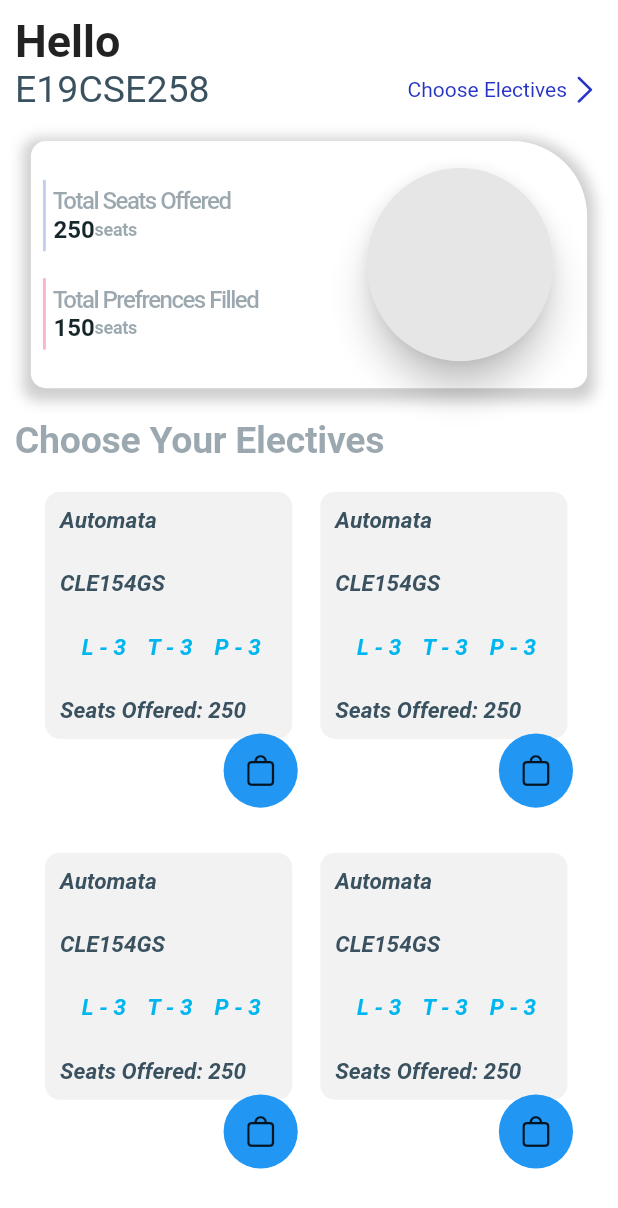
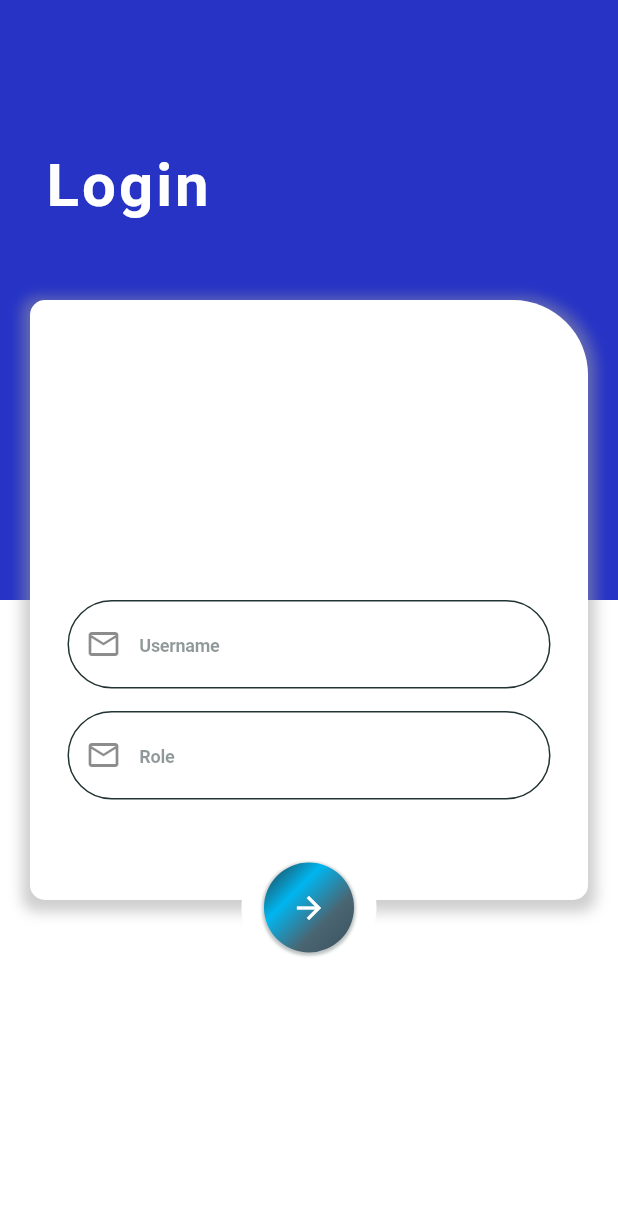
Before and after one commit to raghavguptaeng/Bennett, a Flutter app: the screen it shows after launch, on a phone screen of 412 x 824 dp. Shown: the top 1208 px of the screen. Run offline on Flutter 3.47's test engine with Material 2 defaults, Android fonts, the phone set to English and light mode, and no system bars; our stand-ins replace syncfusion_flutter_charts.

Commit message:
loginscreeen

```diff
--- a/lib/HomeScreens/main_screen.dart
+++ b/lib/HomeScreens/main_screen.dart
@@ -3,6 +3,8 @@ import 'package:bennett/colors.dart';
 import 'package:bennett/constants.dart';
 import 'package:flutter/cupertino.dart';
 import 'package:flutter/material.dart';
+
+
 
 class mainScreen extends StatefulWidget {
   static String id = '/maionscreen';
@@ -12,7 +14,9 @@ class mainScreen extends StatefulWidget {
   State<mainScreen> createState() => _mainScreenState();
 }
 
-class _mainScreenState extends State<mainScreen> {
+class _mainScreenState extends State<mainScreen>
+
+{
   @override
   Widget build(BuildContext context) {
     var height = MediaQuery.of(context).size.height;
--- a/lib/constants.dart
+++ b/lib/constants.dart
@@ -38,7 +38,7 @@ var kSmallTextStyle = TextStyle(
   FontWeight.w600,
   fontSize: 12,
   letterSpacing: -0.2,
-  color:grey
+  color:nearlyBlack
       .withOpacity(0.5),
 );
 
@@ -46,7 +46,13 @@ var courseTextStyle = TextStyle(
     fontSize: 15,
     fontWeight: FontWeight.bold,
     fontStyle: FontStyle.italic,
-    color: grey
+    color: white
+);
+var courseTextStyle2 = TextStyle(
+    fontSize: 15,
+    fontWeight: FontWeight.bold,
+    fontStyle: FontStyle.italic,
+    color: nearlyBlack
 );
 
 var container_odd_circularDecor = BoxDecoration(
--- /dev/null
+++ b/lib/loginScreens/loginScreens/loginuser.dart
@@ -0,0 +1,131 @@
+import 'package:bennett/loginScreens/loginScreens/loginpass.dart';
+import 'package:flutter/material.dart';
+import 'package:bennett/colors.dart';
+import 'package:bennett/constants.dart';
+
+class loginuser extends StatefulWidget {
+  @override
+  _LoginuserState createState()=> _LoginuserState();
+  }
+
+class _LoginuserState extends State<loginuser>
+{
+  @override
+  Widget build(BuildContext context){
+    return Scaffold(
+      backgroundColor:background,
+      body: Stack(
+        children: [
+          Positioned(
+           top: 0,
+           right: 0,
+           left: 0,
+           child: Container(
+             height: 400,
+             decoration: BoxDecoration(
+              color: white
+             ),
+             child: Container(
+               padding: EdgeInsets.only(top: 100,left: 30),
+               color: nearlyDarkBlue,
+               child: Column(
+                 crossAxisAlignment: CrossAxisAlignment.start,
+                 children: [
+                   RichText(text: TextSpan(
+                     text: 'Login',
+                    style: TextStyle(
+                      fontSize: 40,
+                      fontWeight: FontWeight.bold,
+                      color: white,
+                      letterSpacing: 2),
+                   ))
+                ],
+              ),
+             ),
+           ),
+          ),
+          Positioned(
+            top: 200,
+            child: Container(
+              height: 400,
+              width: MediaQuery.of(context).size.width-40,
+              margin: EdgeInsets.symmetric(horizontal: 20),
+              decoration: container_odd_circularDecor,
+              child: Container(
+                padding: EdgeInsets.only(top: 200,left: 25,right: 25),
+                child: Column(
+                  children: [
+                   buildtextfield(Icons.email_outlined,"Username",false,false),
+                    buildtextfield(Icons.email_outlined,"Role",false,false),
+                  ],
+                ),
+              ),
+            )
+            ),
+
+            roundsubmit()
+
+           ],
+      ),
+    );
+  }
+
+  Positioned roundsubmit() {
+    return Positioned(
+            right: 0,
+            left: 0,
+            top: 560,
+            child: Center(
+              child: Container(
+                height: 90,
+                width: 90,
+                padding: EdgeInsets.all(15),
+                decoration: BoxDecoration(
+                  color: white,
+                  borderRadius:BorderRadius .circular(50)
+                ),
+                child: Container(
+                  decoration: BoxDecoration(
+                    gradient: LinearGradient(
+                       colors: [darkText,nearlyBlue,lightText,grey],
+                       begin: Alignment.topLeft,
+                       end: Alignment.bottomRight),
+                       borderRadius: BorderRadius.circular(30) ,
+                       boxShadow: [
+                        BoxShadow(
+                          color: nearlyBlack.withOpacity(.3),
+                          spreadRadius: 1,
+                          blurRadius: 1,
+                          offset: Offset(0,1)
+                        )]
+                       ),
+                       child: IconButton(icon: Icon(Icons.arrow_forward),color: white,onPressed:(){
+                         Navigator.of(context).push(
+                MaterialPageRoute(builder: (context)=>loginpass()
+                          ));
+                          } ,
+                          ),
+                ),
+
+              ),
+            ),);
+  }
+  Widget buildtextfield(IconData icon,String hinttext,bool ispass,bool isemail) {
+    return Padding(
+      padding: EdgeInsets.only(bottom: 15),
+      child: TextField(
+      obscureText: ispass,
+      keyboardType: isemail ? TextInputType.emailAddress: TextInputType.text,
+                    decoration: InputDecoration(
+                      prefixIcon: Icon(icon),
+                      enabledBorder: OutlineInputBorder(
+                        borderSide:BorderSide(color: nearlyBlack),
+                        borderRadius:  BorderRadius.all(Radius.circular(35)),
+                      ),
+                      hintText: hinttext,
+                      hintStyle: kSmallTextStyle
+                    ),
+                  )) ;
+
+  }
+}
--- a/lib/main.dart
+++ b/lib/main.dart
@@ -1,3 +1,4 @@
+import 'package:bennett/loginScreens/loginScreens/loginuser.dart';
 import 'package:flutter/material.dart';
 import 'HomeScreens/main_screen.dart';
 
@@ -10,9 +11,10 @@ class MyApp extends StatelessWidget {
   Widget build(BuildContext context) {
     return MaterialApp(
       initialRoute: mainScreen.id,
-      routes: {
-        mainScreen.id:(context)=>mainScreen()
-      },
+      // routes: {
+      //   mainScreen.id:(context)=>mainScreen()
+      // },
+      home: loginuser(),
         theme: ThemeData(
           primarySwatch: Colors.blue,
           platform: TargetPlatform.iOS,
```
Also changed, not shown: lib/HomeScreens/profile.dart (added, +156 -0 lines), lib/loginScreens/loginScreens/loginpass.dart (added, +160 -0 lines), assets/1.jpg (added), assets/2.jpg (added), assets/3.jpg (added), assets/4.jpg (added), assets/profile-img.jpg (added), 1 other file.
